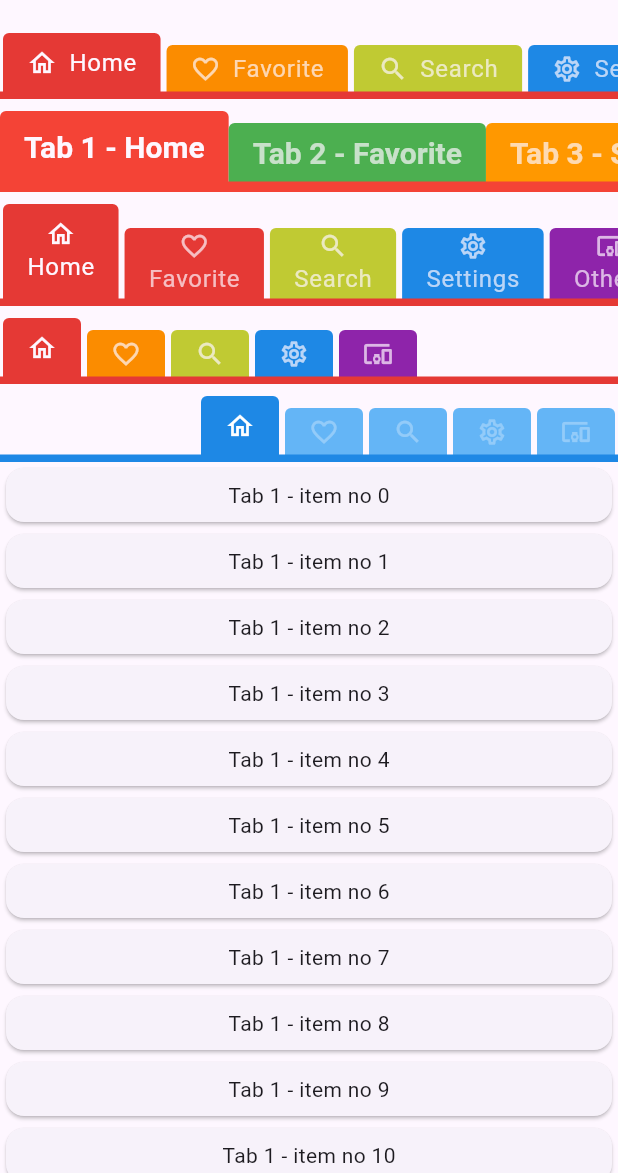
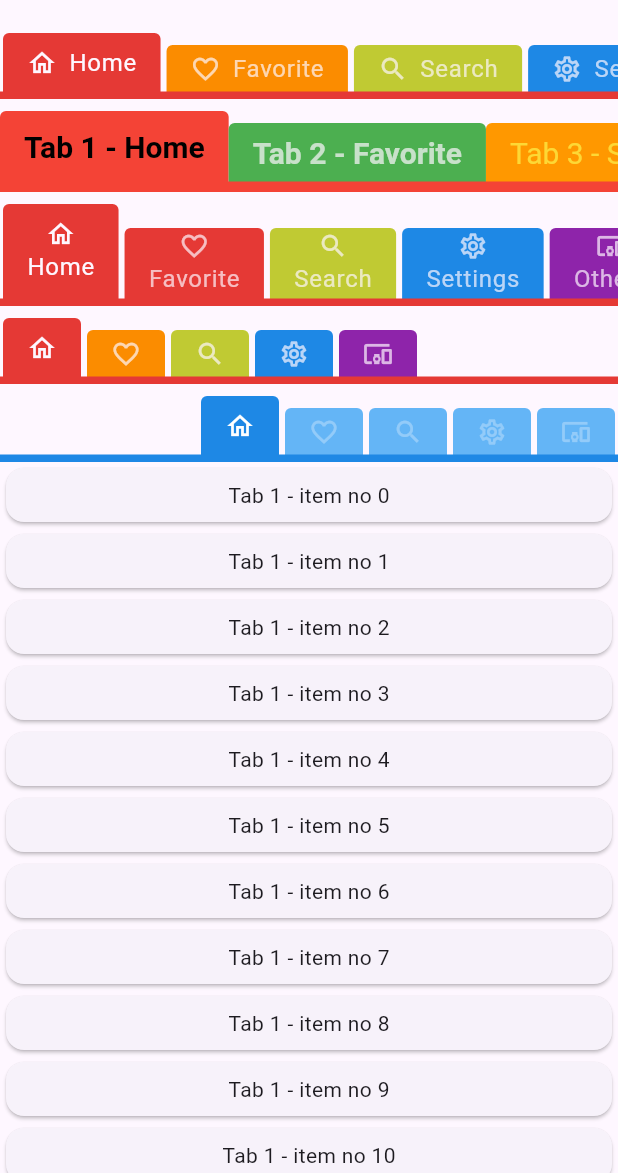
Before and after one commit to datdescartes/flutter_colorful_tab, a Flutter app: the screen it shows after launch, on a phone screen of 412 x 824 dp, the part 63-1236 px from its top. Run offline on Flutter 3.47's test engine with Material 3 defaults, Android fonts, the phone set to English and light mode, and no system bars.

Commit message:
Bump up version to 0.1.1

```diff
--- a/example/lib/main.dart
+++ b/example/lib/main.dart
@@ -115,11 +115,24 @@ class _MyHomePageState extends State<MyHomePage>
               selectedHeight: 48,
               unselectedHeight: 40,
               tabs: [
-                TabItem(color: Colors.red, title: const Text('Tab 1 - Home')),
+                TabItem(
+                  color: Colors.red,
+                  title: const Text('Tab 1 - Home'),
+                  labelColor: Colors.black,
+                  unselectedLabelColor: Colors.yellow.shade600,
+                ),
                 TabItem(
                     color: Colors.green, title: const Text('Tab 2 - Favorite')),
                 TabItem(
-                    color: Colors.orange, title: const Text('Tab 3 - Search')),
+                  color: Colors.orange,
+                  title: const Text('Tab 3 - Search'),
+                  labelColor: Colors.black,
+                  unselectedLabelColor: Colors.yellow.shade600,
+                  labelStyle: const TextStyle(
+                      fontSize: 20, fontWeight: FontWeight.bold),
+                  unselectedLabelStyle: const TextStyle(
+                      fontSize: 20, fontWeight: FontWeight.normal),
+                ),
                 TabItem(
                     color: Colors.blue, title: const Text('Tab 4 - Settings')),
                 TabItem(
--- a/lib/flutter_colorful_tab.dart
+++ b/lib/flutter_colorful_tab.dart
@@ -2,13 +2,21 @@ library flutter_colorful_tab;
 
 import 'dart:math';
 import 'dart:ui';
+
 import 'package:flutter/material.dart';
 import 'package:flutter/rendering.dart';
 
 /// Tab info that hold the title widget and tab color.
 class TabItem {
-  TabItem({required this.color, required this.title, Color? unselectedColor})
-      : this.unSelectedColor = unselectedColor ?? color;
+  TabItem({
+    required this.color,
+    required this.title,
+    Color? unselectedColor,
+    this.labelColor,
+    this.unselectedLabelColor,
+    this.labelStyle,
+    this.unselectedLabelStyle,
+  }) : this.unSelectedColor = unselectedColor ?? color;
 
   /// tab color, must be non-null
   final Color color;
@@ -18,6 +26,26 @@ class TabItem {
 
   /// tab color when unselected
   final Color unSelectedColor;
+
+  /// The color of the selected tab label.
+  ///
+  /// If null, defaults to the value of [ColorfulTabBar.labelColor].
+  final Color? labelColor;
+
+  /// The color of unselected tab label.
+  ///
+  /// If null, defaults to the value of [ColorfulTabBar.unselectedLabelColor].
+  final Color? unselectedLabelColor;
+
+  /// The text style of the selected tab labels.
+  ///
+  /// If null, defaults to the value of [ColorfulTabBar.labelStyle].
+  final TextStyle? labelStyle;
+
+  /// The text style of the unselected tab labels.
+  ///
+  /// If null, defaults to the value of [ColorfulTabBar.unselectedLabelStyle].
+  final TextStyle? unselectedLabelStyle;
 }
 
 /// How the tabs should be placed along the main axis in a tabbar.
@@ -548,24 +576,28 @@ class _TabItemWidget extends AnimatedWidget {
 
     // To enable TextStyle.lerp(style1, style2, value), both styles must have
     // the same value of inherit. Force that to be inherit=true here.
-    final TextStyle defaultStyle = (tabBar.labelStyle ??
+    final TextStyle defaultStyle = (tab.labelStyle ??
+            tabBar.labelStyle ??
             tabBarTheme.labelStyle ??
-            themeData.primaryTextTheme.bodyText1!)
+            themeData.primaryTextTheme.bodyLarge!)
         .copyWith(inherit: true);
-    final TextStyle defaultUnselectedStyle = (tabBar.unselectedLabelStyle ??
+    final TextStyle defaultUnselectedStyle = (tab.unselectedLabelStyle ??
+            tabBar.unselectedLabelStyle ??
             tabBarTheme.unselectedLabelStyle ??
             tabBar.labelStyle ??
-            themeData.primaryTextTheme.bodyText1!)
+            themeData.primaryTextTheme.bodyLarge!)
         .copyWith(inherit: true);
     final TextStyle textStyle = selected
         ? TextStyle.lerp(defaultStyle, defaultUnselectedStyle, animation.value)!
         : TextStyle.lerp(
             defaultUnselectedStyle, defaultStyle, animation.value)!;
 
-    final Color selectedColor = tabBar.labelColor ??
+    final Color selectedColor = tab.labelColor ??
+        tabBar.labelColor ??
         tabBarTheme.labelColor ??
-        themeData.primaryTextTheme.bodyText1!.color!;
-    final Color unselectedColor = tabBar.unselectedLabelColor ??
+        themeData.primaryTextTheme.bodyLarge!.color!;
+    final Color unselectedColor = tab.unselectedLabelColor ??
+        tabBar.unselectedLabelColor ??
         tabBarTheme.unselectedLabelColor ??
         selectedColor.withAlpha(0xB2); // 70% alpha
 
--- a/pubspec.yaml
+++ b/pubspec.yaml
@@ -1,10 +1,10 @@
 name: flutter_colorful_tab
 description: A colorful TabBar for Flutter where each tab has a color (inspired by SmartNews app).
-version: 0.1.0
+version: 0.1.1
 homepage: https://github.com/datdescartes/flutter_colorful_tab
 
 environment:
-  sdk: ">=2.12.0 <3.0.0"
+  sdk: ">=2.12.0 <4.0.0"
   flutter: ">=1.17.0"
 
 dependencies:
```
Also changed, not shown: 2 other files.
